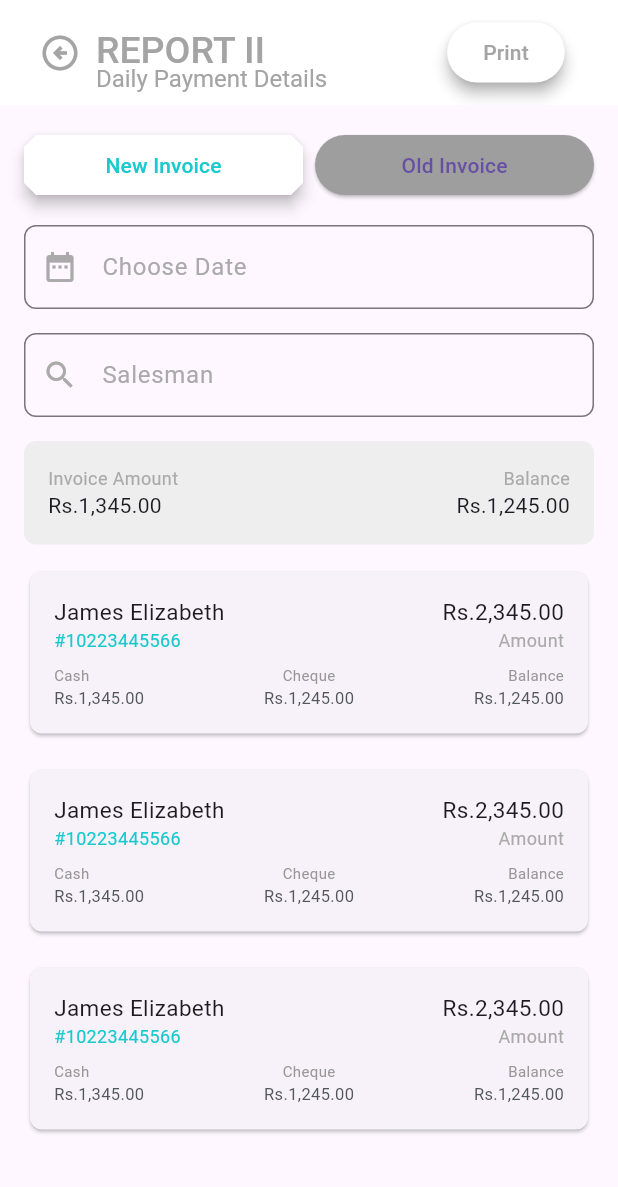
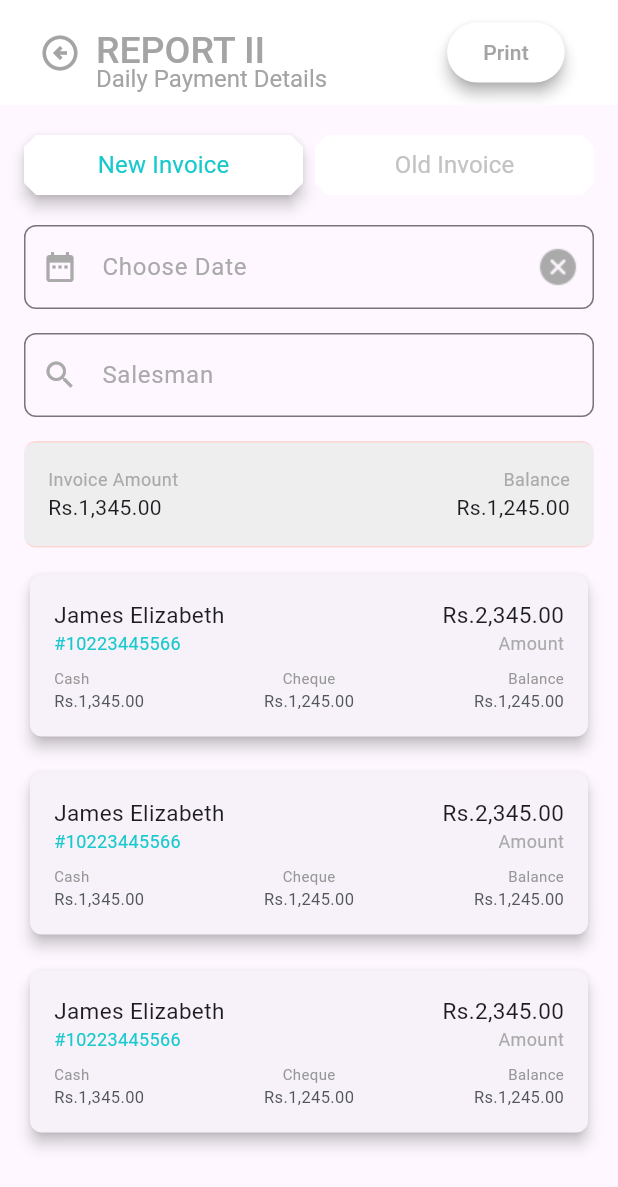
Before and after one commit to TuanFaied/inventra-app360, a Flutter app: the ReportScreen screen opened by its route, on a phone screen of 412 x 824 dp. Shown: the top 1187 px of the screen. Run offline on Flutter 3.47's test engine with Material 3 defaults, Android fonts, the phone set to English and light mode, and no system bars; our stand-ins replace dio, flutter_dotenv.

Commit message:
report screen done

```diff
--- a/inventra/lib/views/report_screen.dart
+++ b/inventra/lib/views/report_screen.dart
@@ -1,9 +1,36 @@
-import 'dart:ffi';
-
 import 'package:flutter/material.dart';
 import 'package:inventra/constants.dart';
 
-class ReportScreen extends StatelessWidget {
+class ReportScreen extends StatefulWidget {
+  @override
+  _ReportScreenState createState() => _ReportScreenState();
+}
+
+class _ReportScreenState extends State<ReportScreen> {
+  bool isNewInvoiceSelected = true;
+  TextEditingController _dateController = TextEditingController();
+  TextEditingController _salesmanController = TextEditingController();
+
+  Future<void> _selectDate(BuildContext context) async {
+    final DateTime? picked = await showDatePicker(
+      context: context,
+      initialDate: DateTime.now(),
+      firstDate: DateTime(2000),
+      lastDate: DateTime(2101),
+    );
+    if (picked != null) {
+      setState(() {
+        _dateController.text = "${picked.toLocal()}".split(' ')[0];
+      });
+    }
+  }
+
+  @override
+  void dispose() {
+    _dateController.dispose();
+    super.dispose();
+  }
+
   @override
   Widget build(BuildContext context) {
     return Scaffold(
@@ -14,7 +41,8 @@ class ReportScreen extends StatelessWidget {
         title: Row(
           children: [
             IconButton(
-              icon: const Icon(Icons.arrow_circle_left_outlined, color: Color(0xffa4a4a4), size: 28),
+              icon: const Icon(Icons.arrow_circle_left_outlined,
+                  color: Color(0xffa4a4a4), size: 28),
               onPressed: () {
                 Navigator.pop(context);
               },
@@ -26,12 +54,16 @@ class ReportScreen extends StatelessWidget {
                 SizedBox(height: 10),
                 Text(
                   'REPORT II',
-                  style: TextStyle(color: Color(0xffa4a4a4), fontSize: 25, fontWeight: FontWeight.w500,height: 1.0,),
+                  style: TextStyle(
+                      color: Color(0xffa4a4a4),
+                      fontSize: 25,
+                      fontWeight: FontWeight.w500,
+                      height: 1.0),
                 ),
-
                 Text(
                   'Daily Payment Details',
-                  style: TextStyle(color: Color(0xffa4a4a4), fontSize: 16,height: 0.8),
+                  style: TextStyle(
+                      color: Color(0xffa4a4a4), fontSize: 16, height: 0.8),
                 ),
               ],
             ),
@@ -46,15 +78,14 @@ class ReportScreen extends StatelessWidget {
                 foregroundColor: Color(0xffa4a4a4),
                 elevation: 4, // Elevation
                 shadowColor: Color(0xffa4a4a4),
-
               ),
               onPressed: () {},
             ),
           ],
         ),
-
       ),
-      body: Padding(
+      body: SingleChildScrollView(
+        child: Padding(
           padding: const EdgeInsets.all(16.0),
           child: Column(
             crossAxisAlignment: CrossAxisAlignment.start,
@@ -63,53 +94,101 @@ class ReportScreen extends StatelessWidget {
                 children: [
                   Expanded(
                     child: ElevatedButton(
-                    onPressed: () {},
+                      onPressed: () {
+                        setState(() {
+                          isNewInvoiceSelected = true;
+                        });
+                      },
                       style: ElevatedButton.styleFrom(
                         backgroundColor: Colors.white,
-                      foregroundColor: kPrimaery,
-                      elevation: 4,
+                        foregroundColor: isNewInvoiceSelected
+                            ? kPrimaery
+                            : Color(0xffc3c3c3),
+                        elevation: isNewInvoiceSelected ? 4 : 0,
                         shape: BeveledRectangleBorder(
-                        borderRadius: BorderRadius.circular(8)
-                      )
+                          borderRadius: BorderRadius.circular(8),
                         ),
-                    child: const Text('New Invoice'),
+                      ),
+                      child: const Text('New Invoice',
+                          style: TextStyle(
+                              fontSize: 16, fontWeight: FontWeight.w400)),
                     ),
                   ),
                   const SizedBox(width: 8),
                   Expanded(
                     child: ElevatedButton(
-                    onPressed: () {},
+                      onPressed: () {
+                        setState(() {
+                          isNewInvoiceSelected = false;
+                        });
+                      },
                       style: ElevatedButton.styleFrom(
-                      primary: Colors.grey,
+                        backgroundColor: Colors.white,
+                        foregroundColor: !isNewInvoiceSelected
+                            ? kPrimaery
+                            : Color(0xffc3c3c3),
+                        elevation: !isNewInvoiceSelected ? 4 : 0,
+                        shape: BeveledRectangleBorder(
+                          borderRadius: BorderRadius.circular(8),
                         ),
-                    child: const Text('Old Invoice'),
+                      ),
+                      child: const Text('Old Invoice',
+                          style: TextStyle(
+                              fontSize: 16, fontWeight: FontWeight.w400)),
                     ),
                   ),
                 ],
               ),
               const SizedBox(height: 16),
               TextField(
-
+                controller: _dateController,
+                readOnly: true,
                 decoration: InputDecoration(
-
-                prefixIcon: const Icon(Icons.date_range, color: Color(0xffaaaaaa)),
+                  prefixIcon:
+                      const Icon(Icons.date_range, color: Color(0xffaaaaaa)),
                   hintText: 'Choose Date',
+                  suffixIcon: GestureDetector(
+                    onTap: () {
+                      setState(() {
+                        _dateController.clear();
+                      });
+                    },
+                    child: const ImageIcon(
+                      AssetImage('assets/icons/remove.png'),
+                      color: Color(0xffaaaaaa),
+                      size: 20,
+                    ),
+                  ),
                   hintStyle: TextStyle(color: Color(0xffaaaaaa)),
                   border: OutlineInputBorder(
                     borderRadius: BorderRadius.circular(8),
                     borderSide: BorderSide(color: Color(0xffaaaaaa)),
                   ),
+                  focusedBorder: OutlineInputBorder(
+                    borderRadius: BorderRadius.circular(8),
+                    borderSide: BorderSide(color: kPrimaery),
                   ),
+                ),
+                onTap: () {
+                  _selectDate(context);
+                },
               ),
               const SizedBox(height: 16),
               TextField(
+                controller: _salesmanController,
                 decoration: InputDecoration(
-                prefixIcon: const Icon(Icons.search,color:Color(0xffaaaaaa)),
+                  prefixIcon:
+                      const Icon(Icons.search, color: Color(0xffaaaaaa)),
                   hintText: 'Salesman',
                   hintStyle: TextStyle(color: Color(0xffaaaaaa)),
+                  focusedBorder: OutlineInputBorder(
+                    borderRadius: BorderRadius.circular(8),
+                    borderSide: BorderSide(color: kPrimaery),
+                  ),
                   border: OutlineInputBorder(
                     borderRadius: BorderRadius.circular(8),
-                  borderSide: BorderSide(color: Color(0xffaaaaaa)),
+                    borderSide: BorderSide(
+                        color: Color.fromARGB(255, 231, 230, 230)),
                   ),
                 ),
               ),
@@ -119,6 +198,9 @@ class ReportScreen extends StatelessWidget {
                 decoration: BoxDecoration(
                   color: Colors.grey[200],
                   borderRadius: BorderRadius.circular(8),
+                  border: Border.symmetric(
+                      horizontal:
+                          BorderSide(color: Color.fromRGBO(254, 213, 213, 1))),
                 ),
                 child: const Row(
                   mainAxisAlignment: MainAxisAlignment.spaceBetween,
@@ -126,7 +208,9 @@ class ReportScreen extends StatelessWidget {
                     Column(
                       crossAxisAlignment: CrossAxisAlignment.start,
                       children: [
-                      Text('Invoice Amount', style: TextStyle(fontSize: 12,color: Color(0xffaaaaaa))),
+                        Text('Invoice Amount',
+                            style: TextStyle(
+                                fontSize: 12, color: Color(0xffaaaaaa))),
                         Text(
                           'Rs.1,345.00',
                           style: TextStyle(
@@ -139,7 +223,9 @@ class ReportScreen extends StatelessWidget {
                     Column(
                       crossAxisAlignment: CrossAxisAlignment.end,
                       children: [
-                      Text('Balance',style: TextStyle(fontSize: 12,color: Color(0xffaaaaaa))),
+                        Text('Balance',
+                            style: TextStyle(
+                                fontSize: 12, color: Color(0xffaaaaaa))),
                         Text(
                           'Rs.1,245.00',
                           style: TextStyle(
@@ -153,8 +239,9 @@ class ReportScreen extends StatelessWidget {
                 ),
               ),
               const SizedBox(height: 6),
-            Expanded(
-              child: ListView.builder(
+              ListView.builder(
+                shrinkWrap: true,
+                physics: NeverScrollableScrollPhysics(),
                 itemCount: 3,
                 itemBuilder: (context, index) {
                   return Padding(
@@ -163,6 +250,7 @@ class ReportScreen extends StatelessWidget {
                       shape: RoundedRectangleBorder(
                         borderRadius: BorderRadius.circular(8),
                       ),
+                      elevation: 4,
                       child: const Padding(
                         padding: EdgeInsets.all(16.0),
                         child: Column(
@@ -174,7 +262,6 @@ class ReportScreen extends StatelessWidget {
                                 Column(
                                   crossAxisAlignment: CrossAxisAlignment.start,
                                   children: [
-
                                     Text(
                                       'James Elizabeth',
                                       style: TextStyle(
@@ -219,30 +306,45 @@ class ReportScreen extends StatelessWidget {
                                 Column(
                                   crossAxisAlignment: CrossAxisAlignment.start,
                                   children: [
-                                    Text('Cash', style: TextStyle(fontSize: 10,color: Color(0xff979797))),
+                                    Text('Cash',
+                                        style: TextStyle(
+                                            fontSize: 10,
+                                            color: Color(0xff979797))),
                                     Text(
                                       'Rs.1,345.00',
-                                      style: TextStyle(fontSize: 11,color: Color(0xff52575c),)
+                                      style: TextStyle(
+                                          fontSize: 11,
+                                          color: Color(0xff52575c)),
                                     ),
                                   ],
                                 ),
                                 Column(
                                   crossAxisAlignment: CrossAxisAlignment.center,
                                   children: [
-                                    Text('Cheque', style: TextStyle(fontSize: 10,color: Color(0xff979797))),
+                                    Text('Cheque',
+                                        style: TextStyle(
+                                            fontSize: 10,
+                                            color: Color(0xff979797))),
                                     Text(
                                       'Rs.1,245.00',
-                                      style: TextStyle(fontSize: 11,color: Color(0xff52575c),)
+                                      style: TextStyle(
+                                          fontSize: 11,
+                                          color: Color(0xff52575c)),
                                     ),
                                   ],
                                 ),
                                 Column(
                                   crossAxisAlignment: CrossAxisAlignment.end,
                                   children: [
-                                    Text('Balance', style: TextStyle(fontSize: 10,color: Color(0xff979797))),
+                                    Text('Balance',
+                                        style: TextStyle(
+                                            fontSize: 10,
+                                            color: Color(0xff979797))),
                                     Text(
                                       'Rs.1,245.00',
-                                      style: TextStyle(fontSize: 11,color: Color(0xff52575c),)
+                                      style: TextStyle(
+                                          fontSize: 11,
+                                          color: Color(0xff52575c)),
                                     ),
                                   ],
                                 ),
@@ -255,8 +357,8 @@ class ReportScreen extends StatelessWidget {
                   );
                 },
               ),
+            ],
           ),
-          ],
         ),
       ),
     );
--- a/inventra/pubspec.yaml
+++ b/inventra/pubspec.yaml
@@ -72,6 +72,7 @@ flutter:
     - assets/icons/Group.png
     - assets/icons/people.png
     - assets/icons/Investment.png
+    - assets/icons/remove.png
 
 
   # An image asset can refer to one or more resolution-specific "variants", see
```
Also changed, not shown: inventra/assets/icons/remove.png (added). Lines whose indentation alone changed are shown as unchanged.
